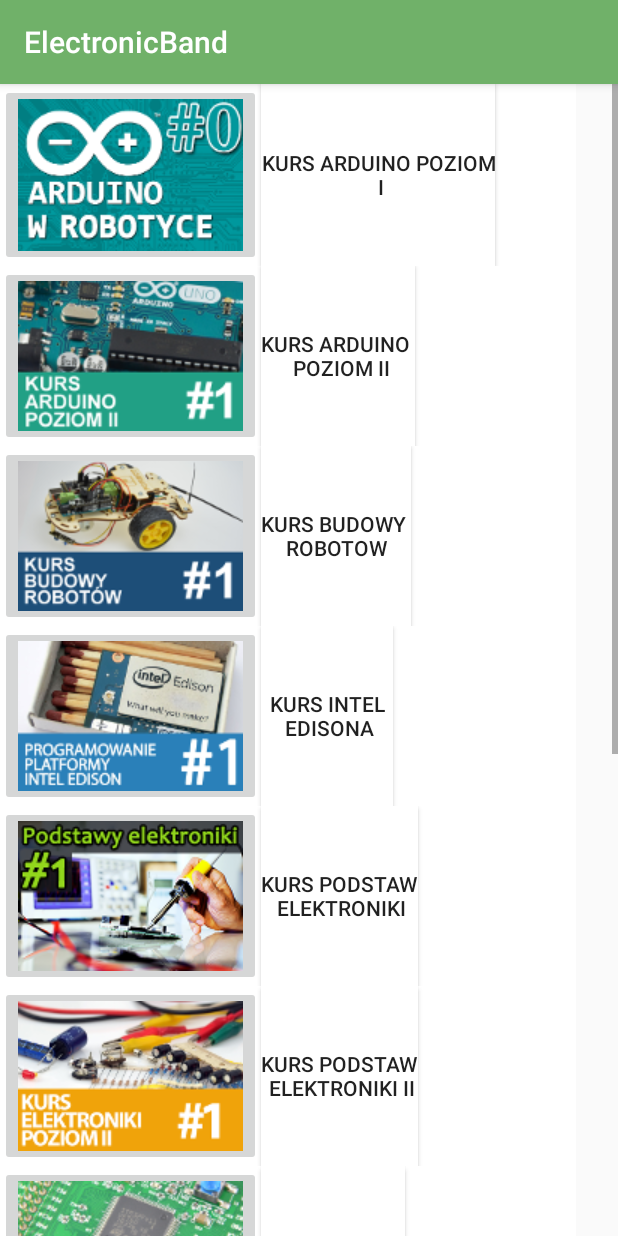
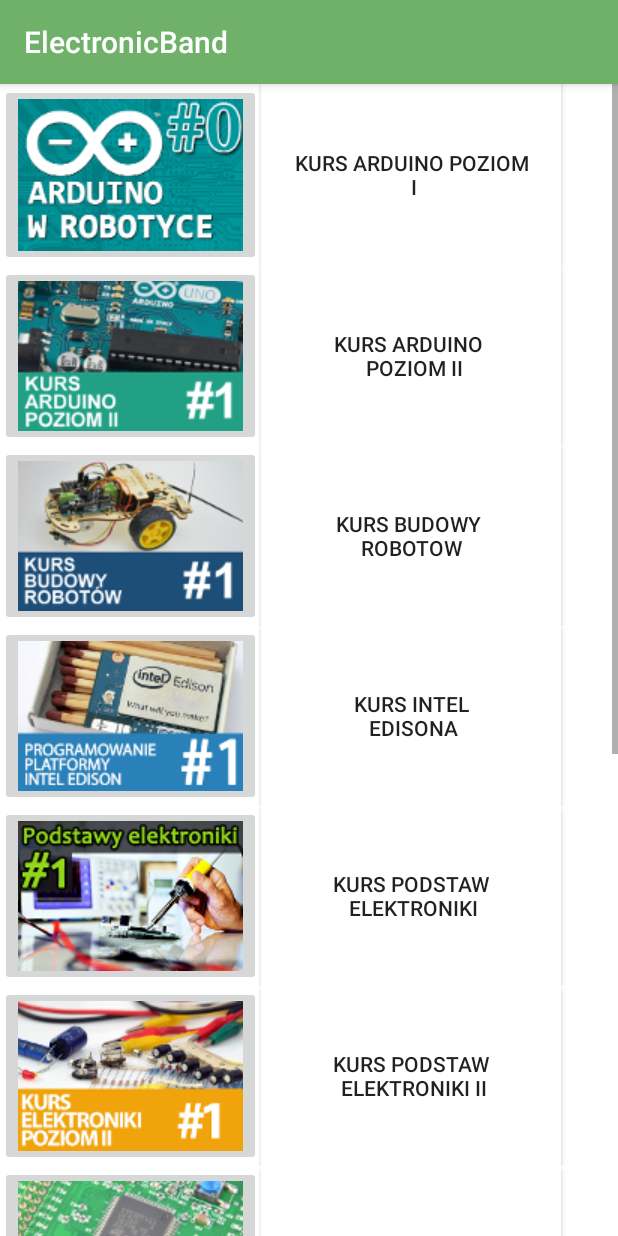
Before and after one commit to suchecki300/ElectronicBand, an Android app: the Courses screen opened directly, with no data from a screen before it, on a phone screen of 412 x 824 dp. Run offline under Robolectric (Android 15) with nearby library versions, the phone set to English and light mode, and no system bars.

Commit message:
Courses layout edited

```diff
--- a/app/src/main/res/layout/activity_courses.xml
+++ b/app/src/main/res/layout/activity_courses.xml
@@ -7,8 +7,8 @@
     tools:context="pl.wat.wel.projekt.pumo.electronicband.Courses.Courses">
 
     <TableLayout
-        android:layout_width="wrap_content"
-        android:layout_height="match_parent">
+        android:layout_width="match_parent"
+        android:layout_height="wrap_content">
 
         <TableRow
             android:layout_width="wrap_content"
--- a/app/src/main/res/values/styles.xml
+++ b/app/src/main/res/values/styles.xml
@@ -39,7 +39,7 @@
     </style>
 
     <style name="button_course" >
-        <item name="android:layout_width" >210dp</item>
+        <item name="android:width">200dp</item>
         <item name="android:layout_height" >match_parent</item>
         <item name="android:layout_marginLeft" >0dp</item>
         <item name="android:gravity" >center</item>
```
Also changed, not shown: 1 other file.
